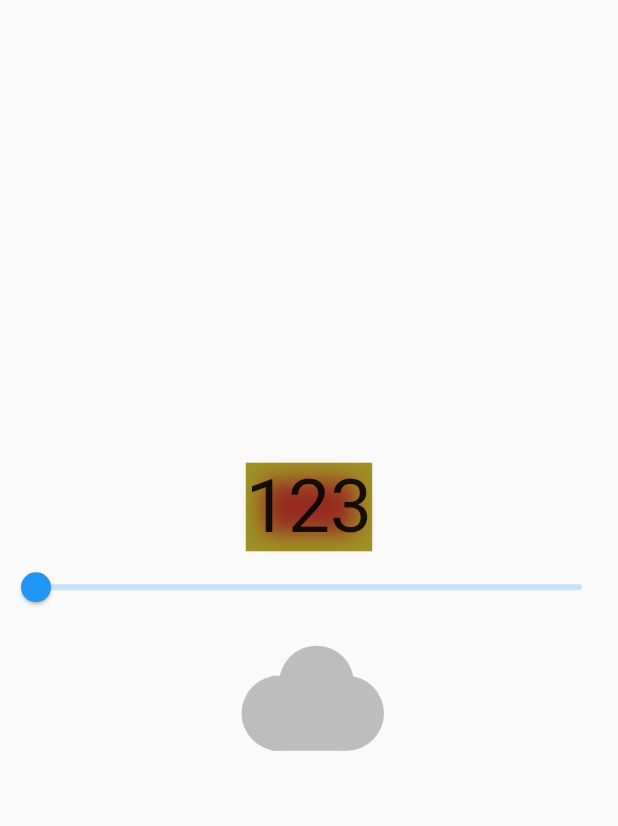
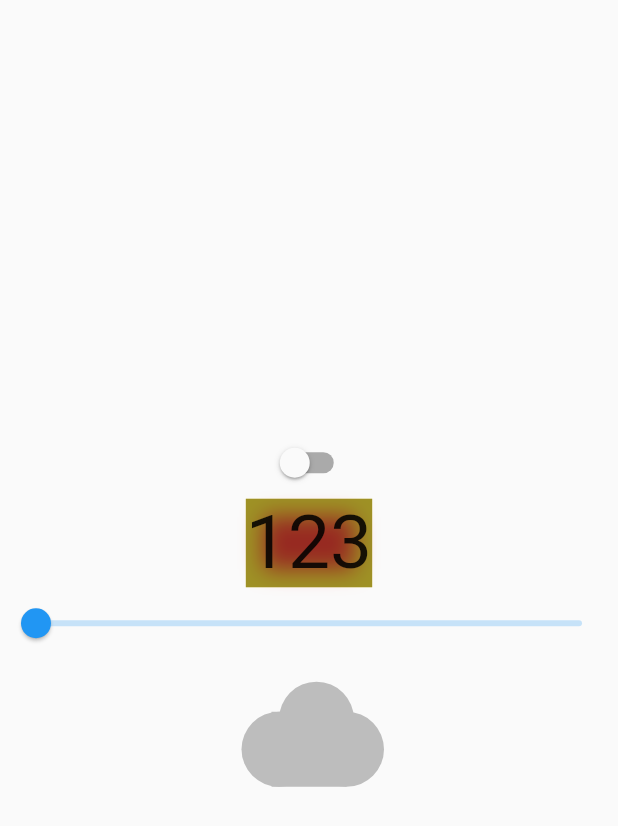
Before and after one commit to vlkonoshenko/advanced_widgets, a Flutter app: the screen it shows after launch, on a phone screen of 412 x 824 dp. Shown: the top 826 px of the screen. Run offline on Flutter 3.47's test engine with Material 2 defaults, Android fonts, the light colour scheme and no system bars.

Commit message:
chore: added inherited widget example

```diff
--- /dev/null
+++ b/lib/inherited_widget_example.dart
@@ -0,0 +1,24 @@
+import 'package:flutter/widgets.dart';
+
+class InheritedWidgetExample extends InheritedWidget {
+  final bool isDark;
+
+  const InheritedWidgetExample({
+    super.key,
+    required this.isDark,
+    required super.child,
+  });
+
+  static InheritedWidgetExample of(BuildContext context) {
+    final InheritedWidgetExample? result =
+        context.dependOnInheritedWidgetOfExactType<InheritedWidgetExample>();
+    assert(result != null, 'No InheritedWidgetExample found in context');
+    return result!;
+  }
+
+
+
+  @override
+  bool updateShouldNotify(InheritedWidgetExample oldWidget) =>
+      isDark != oldWidget.isDark;
+}
--- a/lib/main.dart
+++ b/lib/main.dart
@@ -1,3 +1,4 @@
+import 'package:advanced_widgets/inherited_widget_example.dart';
 import 'package:flutter/material.dart';
 
 import 'widgets/custom_render_object.dart';
@@ -7,25 +8,47 @@ void main() {
   runApp(const MyApp());
 }
 
-class MyApp extends StatelessWidget {
+class MyApp extends StatefulWidget {
   const MyApp({super.key});
 
   @override
+  State<MyApp> createState() => _MyAppState();
+}
+
+class _MyAppState extends State<MyApp> {
+  var isDark = false;
+  @override
   Widget build(BuildContext context) {
-    return MaterialApp(
-      title: 'Flutter Demo',
-      theme: ThemeData(
-        primarySwatch: Colors.blue,
-      ),
-      home: const MyHomePage(title: 'Flutter Demo Home Page'),
+    return InheritedWidgetExample(
+      isDark: isDark,
+      child: Builder(builder: (context) {
+        return MaterialApp(
+          title: 'Flutter Demo',
+          theme: InheritedWidgetExample.of(context).isDark
+              ? ThemeData.dark()
+              : ThemeData.light(),
+          home: MyHomePage(
+              title: 'Flutter Demo Home Page',
+              callback: () {
+                setState(() {
+                  isDark = !isDark;
+                });
+              }),
+        );
+      }),
     );
   }
 }
 
 class MyHomePage extends StatefulWidget {
-  const MyHomePage({super.key, required this.title});
+  final String title;
+  final VoidCallback? callback;
 
-  final String title;
+  const MyHomePage({
+    super.key,
+    required this.title,
+    this.callback,
+  });
 
   @override
   State<MyHomePage> createState() => _MyHomePageState();
@@ -41,6 +64,11 @@ class _MyHomePageState extends State<MyHomePage> {
         child: Column(
           mainAxisAlignment: MainAxisAlignment.center,
           children: <Widget>[
+            Switch(
+                value: InheritedWidgetExample.of(context).isDark,
+                onChanged: (_) {
+                  widget.callback?.call();
+                }),
             const CustomRenderObject(
               child: Text(
                 '123',
```
